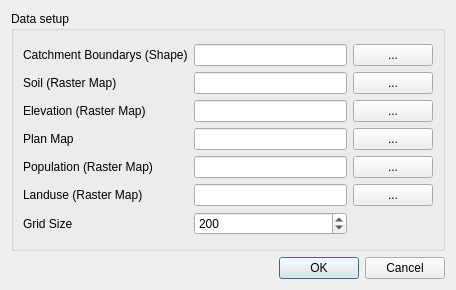
The window that src/p8baseline_gui.ui (iut-ibk/P8Modules) describes before a commit, drawn with Qt 5.
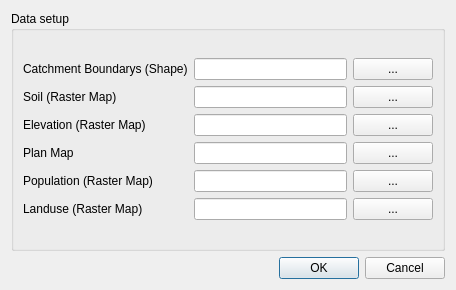
The same window after the commit.

```diff
--- a/src/p8baseline_gui.ui
+++ b/src/p8baseline_gui.ui
@@ -89,26 +89,6 @@
             </property>
            </widget>
           </item>
-          <item row="6" column="1">
-           <widget class="QDoubleSpinBox" name="sb_gs">
-            <property name="decimals">
-             <number>0</number>
-            </property>
-            <property name="maximum">
-             <double>999999999.000000000000000</double>
-            </property>
-            <property name="value">
-             <double>200.000000000000000</double>
-            </property>
-           </widget>
-          </item>
-          <item row="6" column="0">
-           <widget class="QLabel" name="label_6">
-            <property name="text">
-             <string>Grid Size</string>
-            </property>
-           </widget>
-          </item>
           <item row="3" column="0">
            <widget class="QLabel" name="label_7">
             <property name="text">
```
